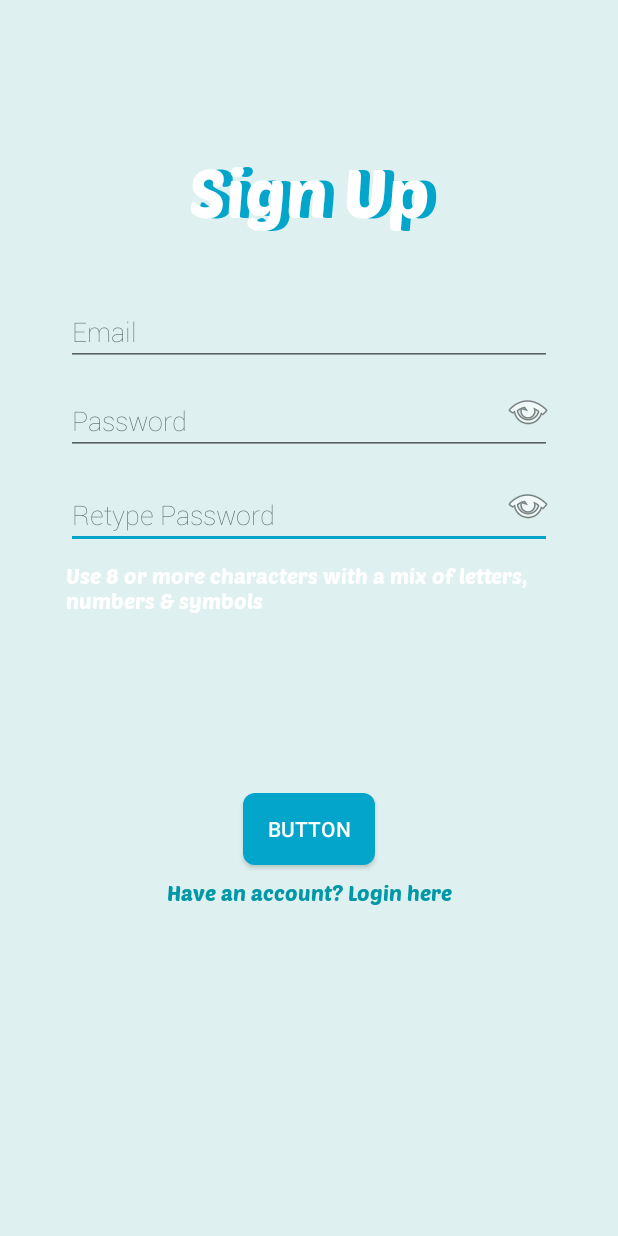
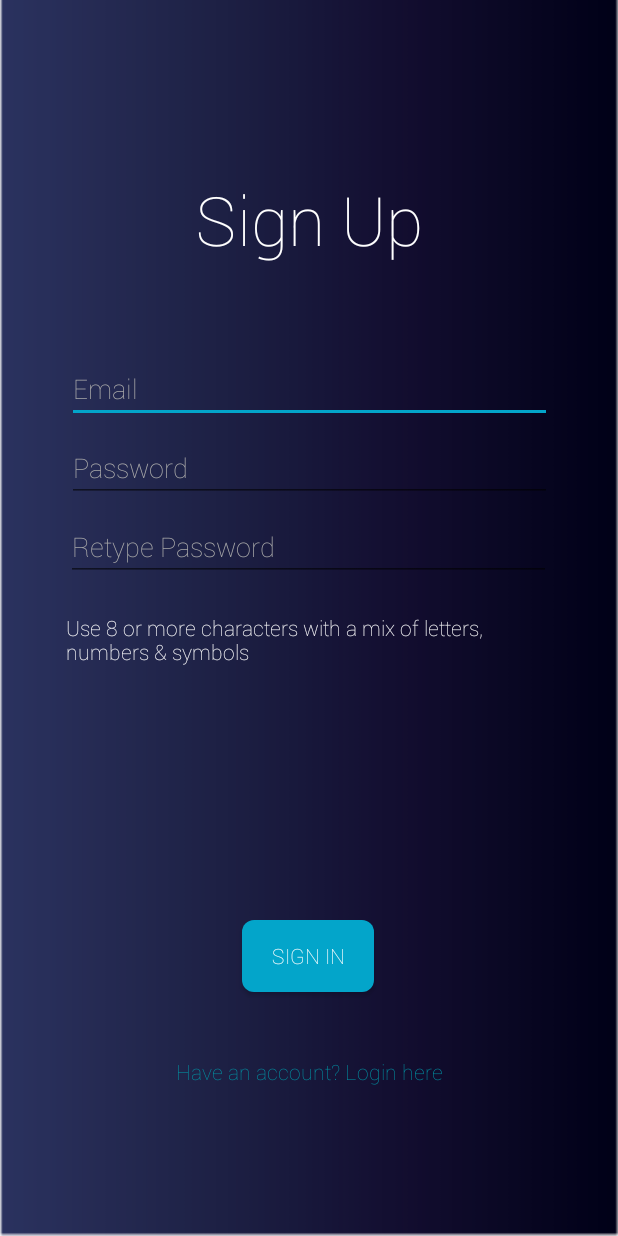
Before and after one commit to jtran22/MobileProject, an Android app: the screen it shows after launch (SignUpActivity), after a tap on "Don't have an account? Sign Up", on a phone screen of 412 x 824 dp. Run offline under Robolectric (Android 15) with nearby library versions, the light colour scheme and no system bars; our stand-ins replace Firebase (no records; nobody signed in at launch, a user with empty details on screens opened directly); 3 other taps on this screen came first.

Commit message:
chaanges UI, adds routing

```diff
--- a/Board/app/src/main/AndroidManifest.xml
+++ b/Board/app/src/main/AndroidManifest.xml
@@ -1,5 +1,6 @@
 <?xml version="1.0" encoding="utf-8"?>
 <manifest xmlns:android="http://schemas.android.com/apk/res/android"
+    xmlns:tools="http://schemas.android.com/tools"
     package="com.example.board">
 
     <application
@@ -8,7 +9,8 @@
         android:label="@string/app_name"
         android:roundIcon="@mipmap/ic_launcher_round"
         android:supportsRtl="true"
-        android:theme="@style/AppTheme">
+        android:theme="@style/AppTheme"
+        tools:ignore="GoogleAppIndexingWarning">
         <activity android:name=".HomeActivity" />
         <activity android:name=".ListEventsActivity" />
         <activity android:name=".SwipeEventActivity" />
--- a/Board/app/src/main/java/com/example/board/HomeActivity.java
+++ b/Board/app/src/main/java/com/example/board/HomeActivity.java
@@ -5,6 +5,7 @@ import androidx.appcompat.app.AppCompatActivity;
 import android.content.Intent;
 import android.os.Bundle;
 import android.view.View;
+import android.view.WindowManager;
 import android.widget.Button;
 import android.widget.EditText;
 
@@ -18,6 +19,7 @@ public class HomeActivity extends AppCompatActivity {
     private Intent listEvents;
     private Intent postEvents;
 
+
     @Override
     protected void onCreate(Bundle savedInstanceState) {
         super.onCreate(savedInstanceState);
@@ -26,6 +28,9 @@ public class HomeActivity extends AppCompatActivity {
         btGoEvents = findViewById(R.id.bt_go_events);
         btFindEvents = findViewById(R.id.bt_find_events);
         btPostEvents = findViewById(R.id.bt_post_events);
+
+        this.getWindow().setFlags(WindowManager.LayoutParams.FLAG_FULLSCREEN, WindowManager.LayoutParams.FLAG_FULLSCREEN);
+
 
         btGoEvents.setOnClickListener(new View.OnClickListener() {
             @Override
--- a/Board/app/src/main/java/com/example/board/SignInActivity.java
+++ b/Board/app/src/main/java/com/example/board/SignInActivity.java
@@ -7,9 +7,11 @@ import android.content.Intent;
 import android.os.Bundle;
 import android.util.Log;
 import android.view.View;
+import android.view.WindowManager;
 import android.widget.Button;
 import android.widget.EditText;
 import android.widget.ImageButton;
+import android.widget.ImageView;
 import android.widget.TextView;
 import android.widget.Toast;
 
@@ -27,6 +29,7 @@ public class SignInActivity extends AppCompatActivity {
     private ImageButton btViewPass;
     Intent loginIntent;
     Intent signupIntent;
+    Intent homePageIntent;
     boolean showingPass = false;
 
 
@@ -41,7 +44,9 @@ public class SignInActivity extends AppCompatActivity {
         btViewPass = findViewById(R.id.btViewPasswordIn);
         FirebaseUser currentUser = mAuth.getCurrentUser();
         TextView t2 = findViewById(R.id.tvLinkSignUp);
+        ImageView logoClickable = findViewById(R.id.logoImage);
 
+        this.getWindow().setFlags(WindowManager.LayoutParams.FLAG_FULLSCREEN, WindowManager.LayoutParams.FLAG_FULLSCREEN);
 
         if(currentUser!=null){
             //loginIntent = new Intent(this, HomePage.class)
@@ -98,5 +103,13 @@ public class SignInActivity extends AppCompatActivity {
             }
         });
 
+        logoClickable.setOnClickListener(new View.OnClickListener() {
+            @Override
+            public void onClick(View v) {
+                homePageIntent = new Intent(v.getContext(), HomeActivity.class);
+                startActivity(homePageIntent);
+            }
+        });
+
     }
 }
--- a/Board/app/src/main/java/com/example/board/SignUpActivity.java
+++ b/Board/app/src/main/java/com/example/board/SignUpActivity.java
@@ -7,6 +7,7 @@ import android.content.Intent;
 import android.os.Bundle;
 import android.util.Log;
 import android.view.View;
+import android.view.WindowManager;
 import android.widget.Button;
 import android.widget.EditText;
 import android.widget.ImageButton;
@@ -42,42 +43,42 @@ public class SignUpActivity extends AppCompatActivity {
         mAuth = FirebaseAuth.getInstance();
 
         signUpBtn = findViewById(R.id.btSignIn);
-        btViewPass = findViewById(R.id.btViewPassword);
-        btViewPassRe = findViewById(R.id.btViewPasswordRe);
+//        btViewPass = findViewById(R.id.btViewPassword);
+//        btViewPassRe = findViewById(R.id.btViewPasswordRe);
 
         etEmail = findViewById(R.id.etEmail);
         etPassword = findViewById(R.id.etPassword);
         etPasswordRe = findViewById(R.id.etPasswordRe);
         TextView tvLoginLink = findViewById(R.id.tvLoginLink);
 
-        btViewPass.setOnClickListener(new View.OnClickListener() {
-            @Override
-            public void onClick(View v) {
-                if(!showingPass) {
-                    etPassword.setInputType(0x00000091);
-                    showingPass = true;
-                }
-                else{
-                    etPassword.setInputType( 0x00000081);
-                    showingPass = false;
-                }
-            }
-        });
+        this.getWindow().setFlags(WindowManager.LayoutParams.FLAG_FULLSCREEN, WindowManager.LayoutParams.FLAG_FULLSCREEN);
 
-        btViewPassRe.setOnClickListener(new View.OnClickListener() {
-            @Override
-            public void onClick(View v) {
-                if(!showingRe){
-                    etPasswordRe.setInputType(0x00000091);
-                    showingRe = true;
-                }
-                else{
-                    etPasswordRe.setInputType(0x00000081);
-                    showingRe = false;
-                }
-
-            }
-        });
+//        btViewPass.setOnClickListener(new View.OnClickListener() {
+//            @Override
+//            public void onClick(View v) {
+//                if (!showingPass) {
+//                    etPassword.setInputType(0x00000091);
+//                    showingPass = true;
+//                } else {
+//                    etPassword.setInputType(0x00000081);
+//                    showingPass = false;
+//                }
+//            }
+//        });
+//
+//        btViewPassRe.setOnClickListener(new View.OnClickListener() {
+//            @Override
+//            public void onClick(View v) {
+//                if (!showingRe) {
+//                    etPasswordRe.setInputType(0x00000091);
+//                    showingRe = true;
+//                } else {
+//                    etPasswordRe.setInputType(0x00000081);
+//                    showingRe = false;
+//                }
+//
+//            }
+//        });
 
 
         signUpBtn.setOnClickListener(new View.OnClickListener() {
@@ -88,21 +89,21 @@ public class SignUpActivity extends AppCompatActivity {
                 String passwordRe = etPasswordRe.getText().toString();
 
 
-                if(!password.equals(passwordRe)){
+                if (!password.equals(passwordRe)) {
                     etPasswordRe.setError("Passwords do not match");
                 }
 
-                if(!isValidPassword(password)){
+                if (!isValidPassword(password)) {
                     etPassword.setError("Password must contain 8 or more characters with a mix of letters, numbers & symbols");
                 }
 
-                if(password.equals(passwordRe) && isValidPassword(password)){
+                if (password.equals(passwordRe) && isValidPassword(password)) {
                     Log.d("Accepted Password", password);
-                    mAuth.createUserWithEmailAndPassword(email,password)
+                    mAuth.createUserWithEmailAndPassword(email, password)
                             .addOnCompleteListener(SignUpActivity.this, new OnCompleteListener<AuthResult>() {
                                 @Override
                                 public void onComplete(@NonNull Task<AuthResult> task) {
-                                    if(task.isSuccessful()){
+                                    if (task.isSuccessful()) {
                                         Log.d("Sign Up", "createUserWithEmailAndPassword:success");
                                         FirebaseUser user = mAuth.getCurrentUser();
 
@@ -110,14 +111,13 @@ public class SignUpActivity extends AppCompatActivity {
                                                 .addOnCompleteListener(new OnCompleteListener<Void>() {
                                                     @Override
                                                     public void onComplete(@NonNull Task<Void> task) {
-                                                        if(task.isSuccessful()){
-                                                            Toast.makeText(SignUpActivity.this,"Email sent to: " + email, Toast.LENGTH_LONG).show();
-                                                            Log.d("Sign Up","Email sent.");
+                                                        if (task.isSuccessful()) {
+                                                            Toast.makeText(SignUpActivity.this, "Email sent to: " + email, Toast.LENGTH_LONG).show();
+                                                            Log.d("Sign Up", "Email sent.");
                                                         }
                                                     }
                                                 });
-                                    }
-                                    else{
+                                    } else {
                                         Log.w("Sign Up", "createUserWithEmail:failure", task.getException());
                                     }
                                 }
--- a/Board/app/src/main/res/layout/activity_sign_up.xml
+++ b/Board/app/src/main/res/layout/activity_sign_up.xml
@@ -4,142 +4,154 @@
     xmlns:tools="http://schemas.android.com/tools"
     android:layout_width="match_parent"
     android:layout_height="match_parent"
-    android:background="@color/background_theme"
+    android:background="@drawable/background_gradient"
     tools:context=".SignUpActivity">
 
-    <TextView
-        android:id="@+id/tvPasswordReq"
-        android:layout_width="0dp"
-        android:layout_height="0dp"
-        android:layout_marginStart="44dp"
-        android:layout_marginEnd="44dp"
-        android:layout_marginBottom="10dp"
-        android:fontFamily="@font/poetsen"
-        android:text="@string/password_req"
-        android:textColor="#FFFFFF"
-        app:layout_constraintBottom_toTopOf="@+id/btSignIn"
+
+    <Button
+        android:id="@+id/btSignIn"
+        android:layout_width="wrap_content"
+        android:layout_height="wrap_content"
+        android:layout_marginStart="150dp"
+        android:layout_marginTop="10dp"
+        android:layout_marginEnd="150dp"
+        android:layout_marginBottom="15dp"
+        android:background="@drawable/btn_rounded"
+        android:fontFamily="@font/roboto"
+        android:text="Sign In"
+        android:textColor="@android:color/white"
+        app:layout_constraintBottom_toTopOf="@+id/tvLoginLink"
+        app:layout_constraintEnd_toEndOf="parent"
+        app:layout_constraintHorizontal_bias="0.478"
+        app:layout_constraintStart_toStartOf="parent"
+        app:layout_constraintTop_toBottomOf="@+id/tvPasswordReq" />
+
+    <EditText
+        android:id="@+id/etEmail"
+        android:layout_width="323dp"
+        android:layout_height="wrap_content"
+        android:layout_marginTop="50dp"
+        android:layout_marginBottom="7dp"
+        android:ems="10"
+        android:fontFamily="@font/roboto"
+        android:hint="Email"
+        android:inputType="textEmailAddress"
+        android:textColor="@android:color/white"
+        android:textColorHint="@android:color/darker_gray"
+        app:layout_constraintBottom_toTopOf="@+id/etPassword"
         app:layout_constraintEnd_toEndOf="parent"
         app:layout_constraintStart_toStartOf="parent"
-        app:layout_constraintTop_toBottomOf="@+id/etPasswordRe" />
+        app:layout_constraintTop_toBottomOf="@+id/tvSignUp2" />
 
     <EditText
         android:id="@+id/etPasswordRe"
-        android:layout_width="0dp"
+        android:layout_width="323dp"
         android:layout_height="wrap_content"
         android:layout_marginStart="44dp"
-        android:layout_marginEnd="44dp"
-        android:layout_marginBottom="9dp"
+        android:layout_marginBottom="6dp"
         android:ems="10"
         android:fontFamily="@font/roboto"
         android:hint="Retype Password"
         android:inputType="textPassword"
+        android:textColor="@android:color/white"
+        android:textColorHint="@android:color/darker_gray"
         app:layout_constraintBottom_toTopOf="@+id/tvPasswordReq"
-        app:layout_constraintEnd_toEndOf="parent"
-        app:layout_constraintHorizontal_bias="1.0"
+        app:layout_constraintEnd_toStartOf="@+id/btViewPassword"
         app:layout_constraintStart_toStartOf="parent"
         app:layout_constraintTop_toBottomOf="@+id/etPassword" />
 
     <EditText
-        android:id="@+id/etEmail"
-        android:layout_width="0dp"
+        android:id="@+id/etPassword"
+        android:layout_width="323dp"
         android:layout_height="wrap_content"
         android:layout_marginStart="44dp"
         android:layout_marginEnd="44dp"
-        android:layout_marginBottom="14dp"
-        android:ems="10"
-        android:fontFamily="@font/roboto"
-        android:hint="Email"
-        android:inputType="textEmailAddress"
-        app:layout_constraintBottom_toTopOf="@+id/etPassword"
-        app:layout_constraintEnd_toEndOf="parent"
-        app:layout_constraintStart_toStartOf="parent"
-        app:layout_constraintTop_toBottomOf="@+id/tvSignUp" />
-
-    <EditText
-        android:id="@+id/etPassword"
-        android:layout_width="0dp"
-        android:layout_height="wrap_content"
-        android:layout_marginStart="44dp"
-        android:layout_marginEnd="44dp"
-        android:layout_marginBottom="17dp"
+        android:layout_marginBottom="7dp"
         android:ems="10"
         android:fontFamily="@font/roboto"
         android:hint="Password"
         android:inputType="textPassword"
+        android:textColor="@android:color/white"
+        android:textColorHint="@android:color/darker_gray"
         app:layout_constraintBottom_toTopOf="@+id/etPasswordRe"
         app:layout_constraintEnd_toEndOf="parent"
         app:layout_constraintStart_toStartOf="parent"
         app:layout_constraintTop_toBottomOf="@+id/etEmail" />
 
+<!--    <ImageButton-->
+<!--        android:id="@+id/btViewPasswordRe"-->
+<!--        android:layout_width="wrap_content"-->
+<!--        android:layout_height="wrap_content"-->
+<!--        android:layout_marginEnd="12dp"-->
+<!--        android:background="@null"-->
+<!--        app:layout_constraintBottom_toBottomOf="parent"-->
+<!--        app:layout_constraintEnd_toEndOf="parent"-->
+<!--        app:layout_constraintStart_toEndOf="@+id/etPasswordRe"-->
+<!--        app:layout_constraintTop_toTopOf="parent"-->
+<!--        app:srcCompat="@android:drawable/ic_menu_view" />-->
+
+<!--    <ImageButton-->
+<!--        android:id="@+id/btViewPassword"-->
+<!--        android:layout_width="wrap_content"-->
+<!--        android:layout_height="wrap_content"-->
+<!--        android:layout_marginTop="288dp"-->
+<!--        android:layout_marginEnd="12dp"-->
+<!--        android:layout_marginBottom="30dp"-->
+<!--        android:background="@null"-->
+<!--        app:layout_constraintBottom_toTopOf="@+id/btViewPasswordRe"-->
+<!--        app:layout_constraintEnd_toEndOf="parent"-->
+<!--        app:layout_constraintStart_toEndOf="@+id/etPassword"-->
+<!--        app:layout_constraintTop_toTopOf="parent"-->
+<!--        app:srcCompat="@android:drawable/ic_menu_view" />-->
+
     <TextView
-        android:id="@+id/tvSignUp"
+        android:id="@+id/tvLoginLink"
         android:layout_width="wrap_content"
         android:layout_height="wrap_content"
-        android:layout_marginStart="6dp"
-        android:layout_marginTop="100dp"
-        android:layout_marginBottom="44dp"
-        android:fontFamily="@font/poetsen"
-        android:text="Sign Up"
-        android:textColor="@color/header_theme"
-        android:textSize="45dp"
-        app:layout_constraintBottom_toTopOf="@+id/etEmail"
-        app:layout_constraintStart_toStartOf="@+id/tvSignUp2"
-        app:layout_constraintTop_toTopOf="parent" />
+        android:layout_marginStart="120dp"
+        android:layout_marginTop="28dp"
+        android:layout_marginEnd="120dp"
+        android:layout_marginBottom="100dp"
+        android:fontFamily="@font/roboto"
+        android:text="Have an account? Login here"
+        android:textColor="#0097A7"
+        app:layout_constraintBottom_toBottomOf="parent"
+        app:layout_constraintEnd_toEndOf="parent"
+        app:layout_constraintHorizontal_bias="0.526"
+        app:layout_constraintStart_toStartOf="parent"
+        app:layout_constraintTop_toBottomOf="@+id/btSignIn"
+        app:layout_constraintVertical_bias="0.0" />
 
     <TextView
         android:id="@+id/tvSignUp2"
         android:layout_width="wrap_content"
         android:layout_height="wrap_content"
-        android:fontFamily="@font/poetsen"
+        android:layout_marginTop="116dp"
+        android:layout_marginBottom="10dp"
+        android:fontFamily="@font/roboto"
         android:text="Sign Up"
         android:textColor="#FFFFFF"
         android:textSize="45dp"
-        app:layout_constraintBaseline_toBaselineOf="@+id/tvSignUp"
-        app:layout_constraintEnd_toEndOf="parent"
-        app:layout_constraintStart_toStartOf="parent" />
-
-    <Button
-        android:id="@+id/btSignIn"
-        android:layout_width="wrap_content"
-        android:layout_height="wrap_content"
-        android:layout_marginBottom="10dp"
-        android:background="@drawable/btn_rounded"
-        android:text="Button"
-        android:textColor="@android:color/white"
-        app:layout_constraintBottom_toTopOf="@+id/tvLoginLink"
+        app:layout_constraintBottom_toTopOf="@+id/etEmail"
         app:layout_constraintEnd_toEndOf="parent"
         app:layout_constraintStart_toStartOf="parent"
-        app:layout_constraintTop_toBottomOf="@+id/tvPasswordReq" />
+        app:layout_constraintTop_toTopOf="parent" />
 
     <TextView
-        android:id="@+id/tvLoginLink"
-        android:layout_width="wrap_content"
-        android:layout_height="wrap_content"
-        android:layout_marginBottom="220dp"
-        android:fontFamily="@font/poetsen"
-        android:text="Have an account? Login here"
-        android:textColor="#0097A7"
-        app:layout_constraintBottom_toBottomOf="parent"
+        android:id="@+id/tvPasswordReq"
+        android:layout_width="323dp"
+        android:layout_height="0dp"
+        android:layout_marginStart="44dp"
+        android:layout_marginTop="15dp"
+        android:layout_marginEnd="44dp"
+        android:layout_marginBottom="10dp"
+        android:fontFamily="@font/roboto"
+        android:text="@string/password_req"
+        android:textColor="#FFFFFF"
+        app:layout_constraintBottom_toTopOf="@+id/btSignIn"
         app:layout_constraintEnd_toEndOf="parent"
+        app:layout_constraintHorizontal_bias="0.0"
         app:layout_constraintStart_toStartOf="parent"
-        app:layout_constraintTop_toBottomOf="@+id/btSignIn" />
-
-    <ImageButton
-        android:id="@+id/btViewPassword"
-        android:layout_width="wrap_content"
-        android:layout_height="wrap_content"
-        android:background="@null"
-        app:layout_constraintEnd_toEndOf="@+id/etPassword"
-        app:layout_constraintTop_toTopOf="@+id/etPassword"
-        app:srcCompat="@android:drawable/ic_menu_view" />
-
-    <ImageButton
-        android:id="@+id/btViewPasswordRe"
-        android:layout_width="wrap_content"
-        android:layout_height="wrap_content"
-        android:background="@null"
-        app:layout_constraintEnd_toEndOf="@+id/etPasswordRe"
-        app:layout_constraintTop_toTopOf="@+id/etPasswordRe"
-        app:srcCompat="@android:drawable/ic_menu_view" />
+        app:layout_constraintTop_toBottomOf="@+id/etPasswordRe" />
 
 </androidx.constraintlayout.widget.ConstraintLayout>
```
Also changed, not shown: Board/app/build.gradle (+10 -0 lines), Board/app/src/main/res/layout/activity_home.xml (+25 -18 lines), Board/app/src/main/res/layout/activity_my_events.xml (+10 -16 lines), Board/app/src/main/res/layout/activity_sign_in.xml (+79 -58 lines), Board/app/src/main/res/drawable/background_gradient.png (added), Board/app/src/main/res/drawable/logo.png (added), Board/app/src/main/res/font/poetsen.ttf (deleted).
